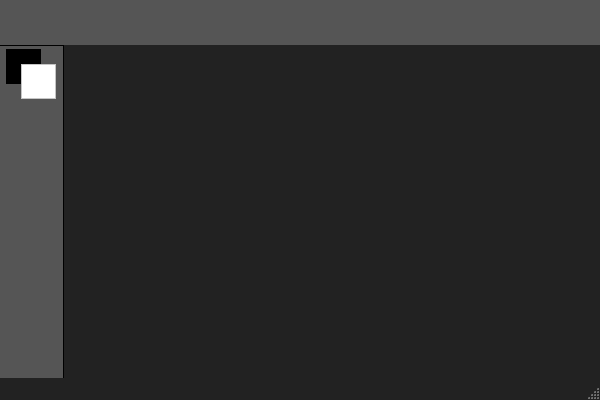
Before: the Qt Designer form alpaint/res/Alpaint.ui in DatDarkAlpaca/alpaint, drawn with Qt 5.
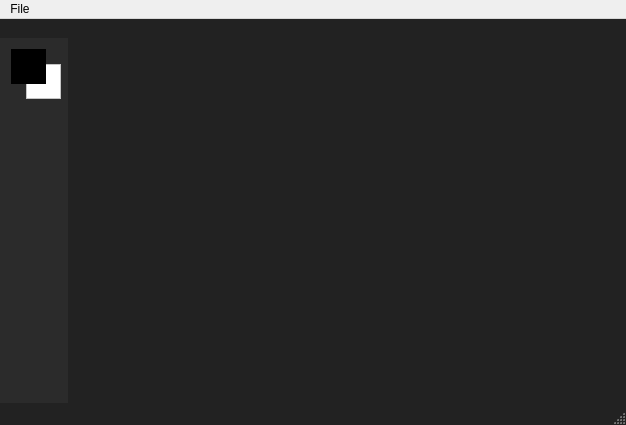
After: the same form once the commit is applied. Custom widgets are drawn as their Qt base class.

Commit message: Add color picker, global data, file dialog and namespace guarding.

The edit to the form file:
```diff
--- a/alpaint/res/Alpaint.ui
+++ b/alpaint/res/Alpaint.ui
@@ -6,8 +6,8 @@
    <rect>
     <x>0</x>
     <y>0</y>
-    <width>600</width>
-    <height>400</height>
+    <width>626</width>
+    <height>425</height>
    </rect>
   </property>
   <property name="minimumSize">
@@ -48,86 +48,67 @@
     <property name="bottomMargin">
      <number>0</number>
     </property>
-    <item>
-     <widget class="QWidget" name="widget" native="true">
-      <property name="sizePolicy">
-       <sizepolicy hsizetype="Expanding" vsizetype="Fixed">
-        <horstretch>0</horstretch>
-        <verstretch>0</verstretch>
-       </sizepolicy>
-      </property>
-      <property name="minimumSize">
-       <size>
-        <width>0</width>
-        <height>45</height>
-       </size>
-      </property>
-      <property name="maximumSize">
-       <size>
-        <width>16777215</width>
-        <height>45</height>
-       </size>
-      </property>
-      <property name="styleSheet">
-       <string notr="true">background-color: rgb(85, 85, 85);</string>
-      </property>
-     </widget>
-    </item>
-    <item>
-     <layout class="QHBoxLayout" name="layoutCanvas">
-      <property name="leftMargin">
-       <number>0</number>
-      </property>
-      <property name="topMargin">
-       <number>0</number>
-      </property>
-      <property name="rightMargin">
-       <number>0</number>
-      </property>
-      <item>
-       <widget class="QWidget" name="toolBar" native="true">
+   </layout>
+  </widget>
+  <widget class="QStatusBar" name="statusBar"/>
+  <widget class="QMenuBar" name="menuBar">
+   <property name="geometry">
+    <rect>
+     <x>0</x>
+     <y>0</y>
+     <width>626</width>
+     <height>22</height>
+    </rect>
+   </property>
+   <widget class="QMenu" name="menuFile">
+    <property name="title">
+     <string>File</string>
+    </property>
+    <addaction name="actionNew"/>
+   </widget>
+   <addaction name="menuFile"/>
+  </widget>
+  <widget class="alp::ToolBarDock" name="toolBar">
         <property name="sizePolicy">
-         <sizepolicy hsizetype="Fixed" vsizetype="Expanding">
+    <sizepolicy hsizetype="Fixed" vsizetype="Preferred">
           <horstretch>0</horstretch>
           <verstretch>0</verstretch>
          </sizepolicy>
         </property>
-        <property name="minimumSize">
-         <size>
-          <width>64</width>
-          <height>0</height>
-         </size>
-        </property>
         <property name="maximumSize">
          <size>
-          <width>64</width>
-          <height>16777215</height>
+     <width>68</width>
+     <height>524287</height>
          </size>
         </property>
         <property name="styleSheet">
-         <string notr="true">QWidget#toolBar
+    <string notr="true">QDockWidget#toolBar
 {
 	border-top: 1px solid;
 	border-right: 1px solid;
 	background-color: rgb(85, 85, 85);
 }</string>
         </property>
+   <property name="features">
+    <set>QDockWidget::NoDockWidgetFeatures</set>
+   </property>
+   <property name="allowedAreas">
+    <set>Qt::LeftDockWidgetArea</set>
+   </property>
+   <property name="windowTitle">
+    <string/>
+   </property>
+   <attribute name="dockWidgetArea">
+    <number>1</number>
+   </attribute>
+   <widget class="QWidget" name="toolBarContents">
+    <property name="styleSheet">
+     <string notr="true">QWidget#toolBarContents
+{
+	background-color: rgb(43, 43, 43);
+}</string>
+    </property>
         <layout class="QVBoxLayout" name="verticalLayout_2">
-         <property name="spacing">
-          <number>0</number>
-         </property>
-         <property name="leftMargin">
-          <number>6</number>
-         </property>
-         <property name="topMargin">
-          <number>4</number>
-         </property>
-         <property name="rightMargin">
-          <number>4</number>
-         </property>
-         <property name="bottomMargin">
-          <number>0</number>
-         </property>
          <item>
           <widget class="QFrame" name="colorTool">
            <property name="sizePolicy">
@@ -154,7 +135,7 @@
            <property name="frameShadow">
             <enum>QFrame::Plain</enum>
            </property>
-           <widget class="QFrame" name="primaryColor">
+       <widget class="alp::ColorPicker" name="primaryColor">
             <property name="geometry">
              <rect>
               <x>0</x>
@@ -191,7 +172,7 @@
              <enum>QFrame::Raised</enum>
             </property>
            </widget>
-           <widget class="QFrame" name="secondaryColor">
+       <widget class="alp::ColorPicker" name="secondaryColor">
             <property name="geometry">
              <rect>
               <x>15</x>
@@ -228,6 +209,8 @@
              <enum>QFrame::Raised</enum>
             </property>
            </widget>
+       <zorder>secondaryColor</zorder>
+       <zorder>primaryColor</zorder>
           </widget>
          </item>
          <item>
@@ -245,27 +228,31 @@
          </item>
         </layout>
        </widget>
-      </item>
-      <item>
-       <spacer name="horizontalSpacer">
-        <property name="orientation">
-         <enum>Qt::Horizontal</enum>
-        </property>
-        <property name="sizeHint" stdset="0">
-         <size>
-          <width>40</width>
-          <height>20</height>
-         </size>
-        </property>
-       </spacer>
-      </item>
-     </layout>
-    </item>
-   </layout>
   </widget>
-  <widget class="QStatusBar" name="statusBar"/>
+  <action name="actionNew">
+   <property name="text">
+    <string>New...</string>
+   </property>
+   <property name="shortcut">
+    <string>Ctrl+N</string>
+   </property>
+  </action>
  </widget>
  <layoutdefault spacing="6" margin="11"/>
+ <customwidgets>
+  <customwidget>
+   <class>alp::ToolBarDock</class>
+   <extends>QDockWidget</extends>
+   <header>docks/ToolBarDock.h</header>
+   <container>1</container>
+  </customwidget>
+  <customwidget>
+   <class>alp::ColorPicker</class>
+   <extends>QFrame</extends>
+   <header>tools/ColorPicker.h</header>
+   <container>1</container>
+  </customwidget>
+ </customwidgets>
  <resources>
   <include location="Alpaint.qrc"/>
  </resources>
```
Lines whose indentation alone changed are shown as unchanged. The commit also changes 15 other files.
